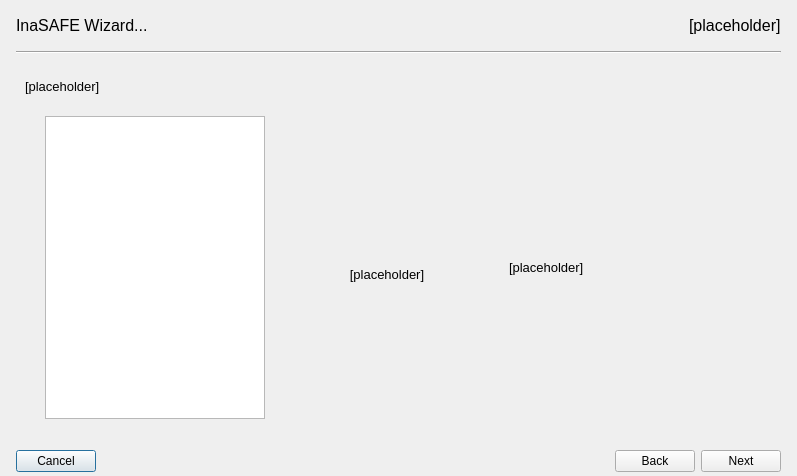
This is safe_qgis/ui/wizard_dialog_base.ui in inasafe/inasafe as Qt 5 draws it before an edit. The edited form follows.
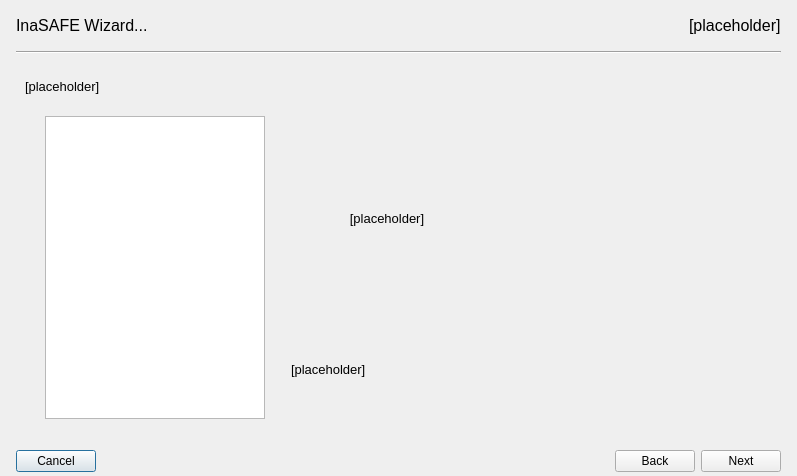
This is the edited form. The open tabs and pages were chosen to show the change. Icons and pictures are not drawn.

Commit message: Put icon on top, text on below.

The edit to the form file:
```diff
--- a/safe_qgis/ui/wizard_dialog_base.ui
+++ b/safe_qgis/ui/wizard_dialog_base.ui
@@ -385,7 +385,77 @@
        </item>
        <item>
         <layout class="QGridLayout" name="gridLayout">
+         <item row="0" column="2" rowspan="3">
+          <spacer name="horizontalSpacer_15">
+           <property name="orientation">
+            <enum>Qt::Horizontal</enum>
+           </property>
+           <property name="sizeType">
+            <enum>QSizePolicy::Fixed</enum>
+           </property>
+           <property name="sizeHint" stdset="0">
+            <size>
+             <width>20</width>
+             <height>20</height>
+            </size>
+           </property>
+          </spacer>
+         </item>
+         <item row="0" column="0" rowspan="3">
+          <spacer name="horizontalSpacer_2">
+           <property name="orientation">
+            <enum>Qt::Horizontal</enum>
+           </property>
+           <property name="sizeType">
+            <enum>QSizePolicy::Fixed</enum>
+           </property>
+           <property name="sizeHint" stdset="0">
+            <size>
+             <width>20</width>
+             <height>20</height>
+            </size>
+           </property>
+          </spacer>
+         </item>
+         <item row="0" column="5" rowspan="3">
+          <spacer name="horizontalSpacer_17">
+           <property name="orientation">
+            <enum>Qt::Horizontal</enum>
+           </property>
+           <property name="sizeType">
+            <enum>QSizePolicy::Fixed</enum>
+           </property>
+           <property name="sizeHint" stdset="0">
+            <size>
+             <width>20</width>
+             <height>20</height>
+            </size>
+           </property>
+          </spacer>
+         </item>
          <item row="2" column="3">
+          <widget class="QLabel" name="lblDescribeSubcategory">
+           <property name="sizePolicy">
+            <sizepolicy hsizetype="Expanding" vsizetype="Expanding">
+             <horstretch>0</horstretch>
+             <verstretch>0</verstretch>
+            </sizepolicy>
+           </property>
+           <property name="text">
+            <string>[placeholder]</string>
+           </property>
+           <property name="alignment">
+            <set>Qt::AlignLeading|Qt::AlignLeft|Qt::AlignVCenter</set>
+           </property>
+           <property name="wordWrap">
+            <bool>true</bool>
+           </property>
+           <property name="margin">
+            <number>0</number>
+           </property>
+          </widget>
+         </item>
+         <item row="1" column="3">
           <widget class="QLabel" name="lblIconSubcategory">
            <property name="sizePolicy">
             <sizepolicy hsizetype="Fixed" vsizetype="Fixed">
@@ -419,33 +489,7 @@
            </property>
           </widget>
          </item>
-         <item row="0" column="3">
-          <spacer name="verticalSpacer_17">
-           <property name="orientation">
-            <enum>Qt::Vertical</enum>
-           </property>
-           <property name="sizeHint" stdset="0">
-            <size>
-             <width>20</width>
-             <height>40</height>
-            </size>
-           </property>
-          </spacer>
-         </item>
-         <item row="3" column="3">
-          <spacer name="verticalSpacer_18">
-           <property name="orientation">
-            <enum>Qt::Vertical</enum>
-           </property>
-           <property name="sizeHint" stdset="0">
-            <size>
-             <width>20</width>
-             <height>40</height>
-            </size>
-           </property>
-          </spacer>
-         </item>
-         <item row="0" column="1" rowspan="4">
+         <item row="0" column="1" rowspan="3">
           <widget class="QListWidget" name="lstSubcategories">
            <property name="sizePolicy">
             <sizepolicy hsizetype="Fixed" vsizetype="Expanding">
@@ -473,92 +517,6 @@
            </property>
           </widget>
          </item>
-         <item row="0" column="5" rowspan="4">
-          <widget class="QLabel" name="lblDescribeSubcategory">
-           <property name="sizePolicy">
-            <sizepolicy hsizetype="Expanding" vsizetype="Expanding">
-             <horstretch>0</horstretch>
-             <verstretch>0</verstretch>
-            </sizepolicy>
-           </property>
-           <property name="text">
-            <string>[placeholder]</string>
-           </property>
-           <property name="alignment">
-            <set>Qt::AlignLeading|Qt::AlignLeft|Qt::AlignVCenter</set>
-           </property>
-           <property name="wordWrap">
-            <bool>true</bool>
-           </property>
-           <property name="margin">
-            <number>0</number>
-           </property>
-          </widget>
-         </item>
-         <item row="0" column="4" rowspan="4">
-          <spacer name="horizontalSpacer_12">
-           <property name="orientation">
-            <enum>Qt::Horizontal</enum>
-           </property>
-           <property name="sizeType">
-            <enum>QSizePolicy::Fixed</enum>
-           </property>
-           <property name="sizeHint" stdset="0">
-            <size>
-             <width>20</width>
-             <height>20</height>
-            </size>
-           </property>
-          </spacer>
-         </item>
-         <item row="0" column="2" rowspan="4">
-          <spacer name="horizontalSpacer_15">
-           <property name="orientation">
-            <enum>Qt::Horizontal</enum>
-           </property>
-           <property name="sizeType">
-            <enum>QSizePolicy::Fixed</enum>
-           </property>
-           <property name="sizeHint" stdset="0">
-            <size>
-             <width>20</width>
-             <height>20</height>
-            </size>
-           </property>
-          </spacer>
-         </item>
-         <item row="0" column="0" rowspan="4">
-          <spacer name="horizontalSpacer_2">
-           <property name="orientation">
-            <enum>Qt::Horizontal</enum>
-           </property>
-           <property name="sizeType">
-            <enum>QSizePolicy::Fixed</enum>
-           </property>
-           <property name="sizeHint" stdset="0">
-            <size>
-             <width>20</width>
-             <height>20</height>
-            </size>
-           </property>
-          </spacer>
-         </item>
-         <item row="0" column="6" rowspan="4">
-          <spacer name="horizontalSpacer_17">
-           <property name="orientation">
-            <enum>Qt::Horizontal</enum>
-           </property>
-           <property name="sizeType">
-            <enum>QSizePolicy::Fixed</enum>
-           </property>
-           <property name="sizeHint" stdset="0">
-            <size>
-             <width>20</width>
-             <height>20</height>
-            </size>
-           </property>
-          </spacer>
-         </item>
         </layout>
        </item>
        <item>
```
Left out of the diff: 132 changed lines with no effect on the pictures. The commit also changes 2 other files.
